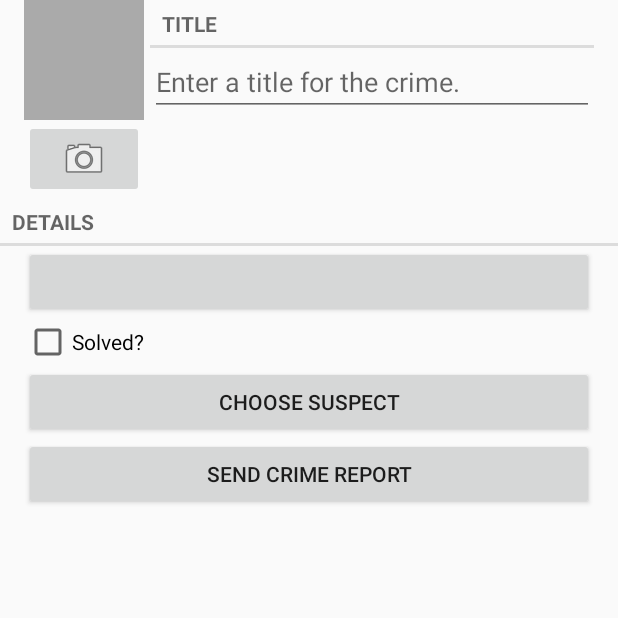
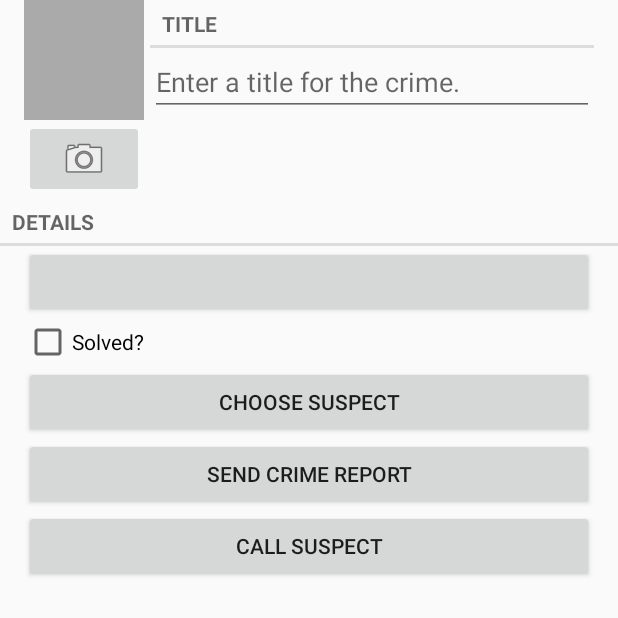
Before and after one commit to nsquire/bnr-android-programming, an Android app: the fragment CrimeFragment placed in its activity, on a phone screen of 412 x 824 dp, the top half of it. Run offline under Robolectric (Android 15) with nearby library versions, the phone set to English and light mode, and no system bars; 6 statements that could not run were skipped.

Commit message:
Finishing up challenge for chapter 21.

```diff
--- a/CriminalIntent/criminalIntent/src/main/AndroidManifest.xml
+++ b/CriminalIntent/criminalIntent/src/main/AndroidManifest.xml
@@ -3,6 +3,8 @@
     package="com.nick.android.criminalIntent">
 
     <uses-permission android:name="android.permission.CAMERA" />
+    <uses-permission android:name="android.permission.READ_CONTACTS" />
+
     <uses-feature android:name="android.hardware.Camera" />
 
     <application
--- a/CriminalIntent/criminalIntent/src/main/res/layout-land/fragment_crime.xml
+++ b/CriminalIntent/criminalIntent/src/main/res/layout-land/fragment_crime.xml
@@ -98,6 +98,13 @@
                 android:layout_weight="1"
                 android:text="@string/crime_report_text" />
 
+            <Button
+                android:id="@+id/crime_callButton"
+                android:layout_width="wrap_content"
+                android:layout_height="wrap_content"
+                android:layout_weight="1"
+                android:text="@string/crime_call_text" />
+
         </LinearLayout>
     </LinearLayout>
 </LinearLayout>
--- a/CriminalIntent/criminalIntent/src/main/res/layout/fragment_crime.xml
+++ b/CriminalIntent/criminalIntent/src/main/res/layout/fragment_crime.xml
@@ -88,4 +88,12 @@
         android:layout_marginLeft="16dp"
         android:layout_marginRight="16dp"
         android:text="@string/crime_report_text" />
+
+    <Button
+        android:id="@+id/crime_callButton"
+        android:layout_width="match_parent"
+        android:layout_height="wrap_content"
+        android:layout_marginLeft="16dp"
+        android:layout_marginRight="16dp"
+        android:text="@string/crime_call_text" />
 </LinearLayout>
--- a/CriminalIntent/criminalIntent/src/main/res/values/strings.xml
+++ b/CriminalIntent/criminalIntent/src/main/res/values/strings.xml
@@ -12,6 +12,7 @@
     <string name="date_picker_title">Date of crime:</string>
     <string name="crime_suspect_text">Choose Suspect</string>
     <string name="crime_report_text">Send Crime Report</string>
+    <string name="crime_call_text">Call Suspect</string>
     <string name="crime_report">%1$s!
         The crime was discovered on %2$s. %3$s, and %4$s
     </string>
```
Also changed, not shown: CriminalIntent/criminalIntent/src/main/java/com/nick/android/criminalIntent/CrimeFragment.java (+75 -18 lines).
